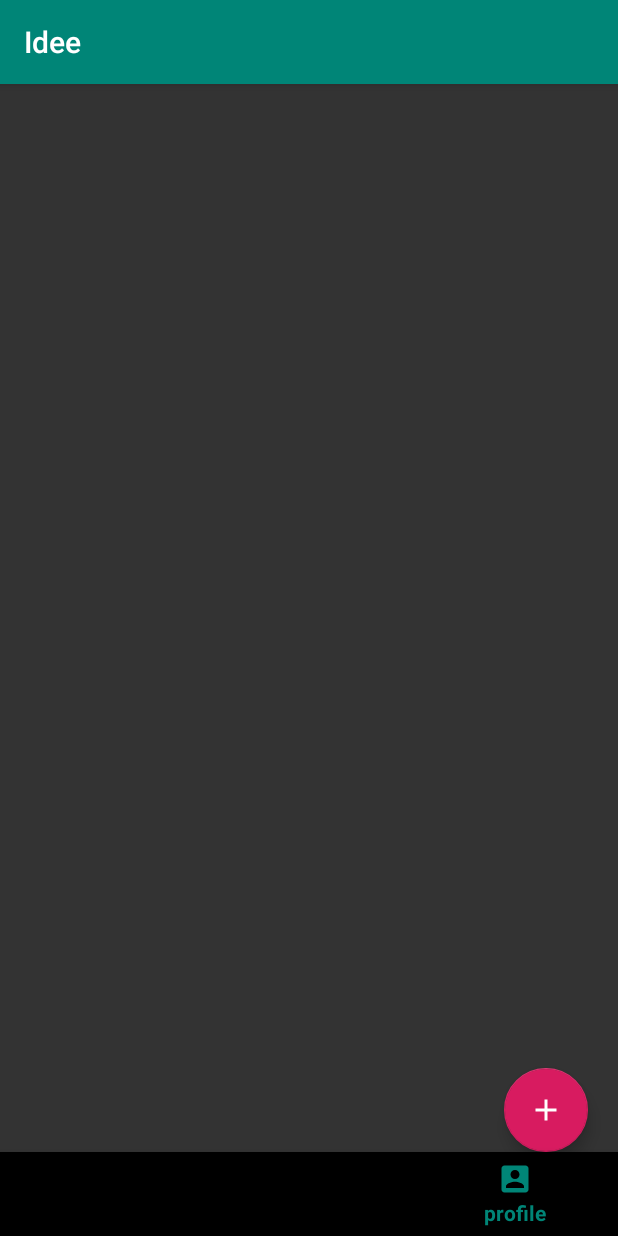
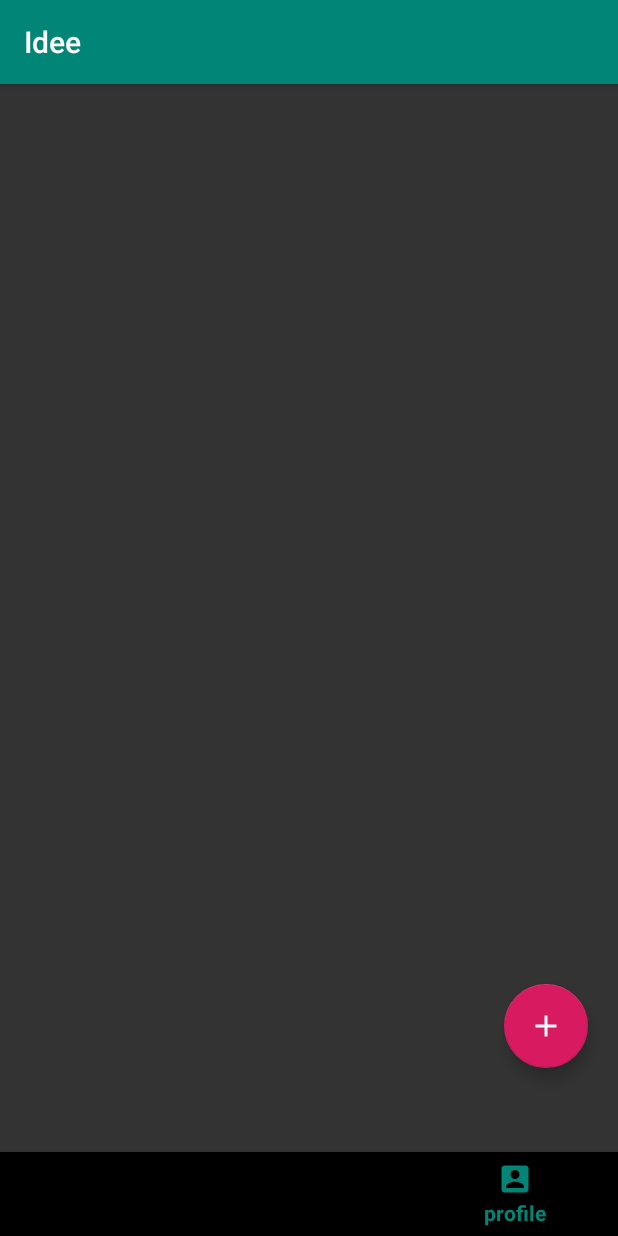
Before and after one commit to mnm234/Idee, an Android app: the MainActivity screen opened directly, with no data from a screen before it, item 3 of the bottom bar chosen, on a phone screen of 412 x 824 dp. Run offline under Robolectric (Android 15) with nearby library versions, the phone set to English and light mode, and no system bars; our stand-ins replace Firebase (no records; nobody signed in at launch, a user with empty details on screens opened directly).

Commit message:
layout_fix

```diff
--- a/app/src/main/res/layout/activity_main.xml
+++ b/app/src/main/res/layout/activity_main.xml
@@ -5,8 +5,15 @@
     android:layout_width="match_parent"
     android:layout_height="match_parent"
     tools:context=".MainActivity">
-    <include layout="@layout/content_main"
-        app:layout_constraintBottom_toTopOf="@id/bottomNavi"/>
+
+    <FrameLayout
+        android:id="@+id/main_content"
+        android:layout_width="match_parent"
+        android:layout_height="0dp"
+        app:layout_constraintBottom_toTopOf="@+id/bottomNavi"
+        app:layout_constraintEnd_toEndOf="parent"
+        app:layout_constraintStart_toStartOf="parent"
+        app:layout_constraintTop_toTopOf="parent" />
 
     <com.google.android.material.bottomnavigation.BottomNavigationView
         android:layout_width="match_parent"
--- a/app/src/main/res/layout/content_main.xml
+++ /dev/null
@@ -1,11 +0,0 @@
-<?xml version="1.0" encoding="utf-8"?>
-<androidx.constraintlayout.widget.ConstraintLayout
-    android:id="@+id/main_content"
-    xmlns:android="http://schemas.android.com/apk/res/android"
-    xmlns:tools="http://schemas.android.com/tools"
-    android:orientation="vertical"
-    android:layout_width="match_parent"
-    android:layout_height="match_parent">
-
-
-</androidx.constraintlayout.widget.ConstraintLayout>
```
Also changed, not shown: app/src/main/res/layout/fragment_search.xml (+15 -8 lines).
